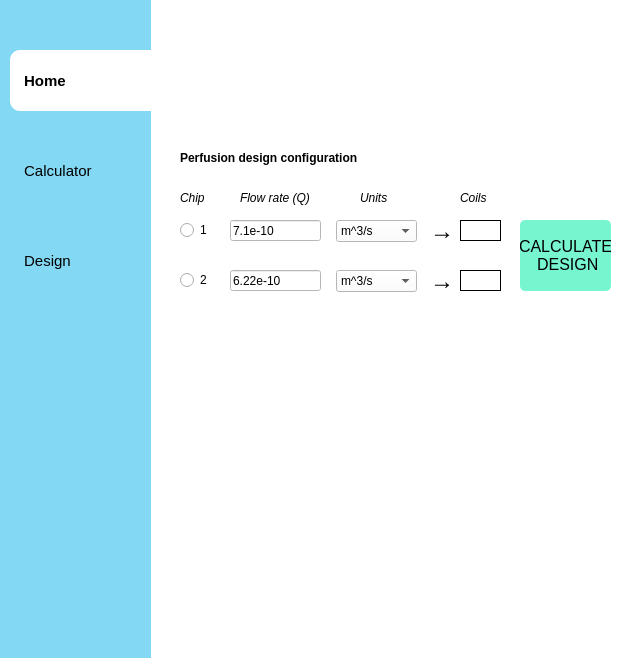
The window that appGUI.ui (JuanCamiloGS/VivoStreamGUI) describes before a commit, drawn with Qt 5.
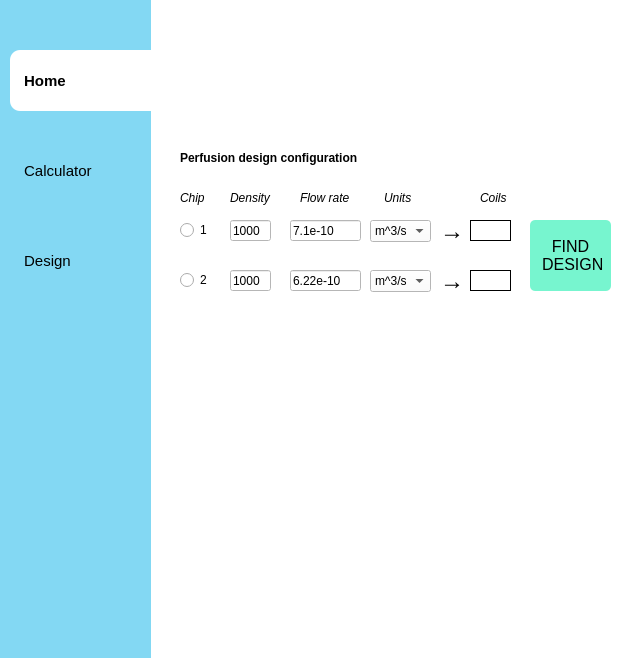
The same window after the commit. The open tabs and pages were chosen to show the change. Icons and pictures are not drawn.

Commit message: Density parameter in design and minor fixes

```diff
--- a/appGUI.ui
+++ b/appGUI.ui
@@ -767,7 +767,7 @@
      <widget class="QLabel" name="T2Output">
       <property name="geometry">
        <rect>
-        <x>290</x>
+        <x>300</x>
         <y>130</y>
         <width>41</width>
         <height>21</height>
@@ -783,7 +783,7 @@
      <widget class="QLabel" name="T1Output">
       <property name="geometry">
        <rect>
-        <x>290</x>
+        <x>300</x>
         <y>80</y>
         <width>41</width>
         <height>21</height>
@@ -855,9 +855,9 @@
      <widget class="QLineEdit" name="lineEditChip1">
       <property name="geometry">
        <rect>
-        <x>60</x>
+        <x>120</x>
         <y>80</y>
-        <width>91</width>
+        <width>71</width>
         <height>21</height>
        </rect>
       </property>
@@ -868,9 +868,9 @@
      <widget class="QLineEdit" name="lineEditChip2">
       <property name="geometry">
        <rect>
-        <x>60</x>
+        <x>120</x>
         <y>130</y>
-        <width>91</width>
+        <width>71</width>
         <height>21</height>
        </rect>
       </property>
@@ -881,9 +881,9 @@
      <widget class="QPushButton" name="pushButtonDesign">
       <property name="geometry">
        <rect>
-        <x>350</x>
+        <x>360</x>
         <y>80</y>
-        <width>91</width>
+        <width>81</width>
         <height>71</height>
        </rect>
       </property>
@@ -896,7 +896,7 @@
        <enum>Qt::LeftToRight</enum>
       </property>
       <property name="text">
-       <string>CALCULATE 
+       <string>FIND 
  DESIGN</string>
       </property>
      </widget>
@@ -921,9 +921,9 @@
      <widget class="QLabel" name="label_21">
       <property name="geometry">
        <rect>
-        <x>70</x>
+        <x>130</x>
         <y>50</y>
-        <width>71</width>
+        <width>51</width>
         <height>16</height>
        </rect>
       </property>
@@ -933,15 +933,15 @@
        </font>
       </property>
       <property name="text">
-       <string>Flow rate (Q)</string>
+       <string>Flow rate</string>
       </property>
      </widget>
      <widget class="QLabel" name="label_22">
       <property name="geometry">
        <rect>
-        <x>290</x>
+        <x>310</x>
         <y>50</y>
-        <width>41</width>
+        <width>31</width>
         <height>16</height>
        </rect>
       </property>
@@ -957,7 +957,7 @@
      <widget class="QLabel" name="label_23">
       <property name="geometry">
        <rect>
-        <x>260</x>
+        <x>270</x>
         <y>80</y>
         <width>21</width>
         <height>21</height>
@@ -975,7 +975,7 @@
      <widget class="QLabel" name="label_24">
       <property name="geometry">
        <rect>
-        <x>260</x>
+        <x>270</x>
         <y>130</y>
         <width>21</width>
         <height>21</height>
@@ -993,9 +993,9 @@
      <widget class="QComboBox" name="comboBoxChip1">
       <property name="geometry">
        <rect>
-        <x>166</x>
+        <x>200</x>
         <y>80</y>
-        <width>81</width>
+        <width>61</width>
         <height>22</height>
        </rect>
       </property>
@@ -1013,9 +1013,9 @@
      <widget class="QComboBox" name="comboBoxChip2">
       <property name="geometry">
        <rect>
-        <x>166</x>
+        <x>200</x>
         <y>130</y>
-        <width>81</width>
+        <width>61</width>
         <height>22</height>
        </rect>
       </property>
@@ -1033,7 +1033,7 @@
      <widget class="QLabel" name="label_25">
       <property name="geometry">
        <rect>
-        <x>190</x>
+        <x>214</x>
         <y>50</y>
         <width>41</width>
         <height>16</height>
@@ -1048,6 +1048,53 @@
        <string>Units</string>
       </property>
      </widget>
+     <widget class="QLineEdit" name="lineEditMedium2">
+      <property name="geometry">
+       <rect>
+        <x>60</x>
+        <y>130</y>
+        <width>41</width>
+        <height>21</height>
+       </rect>
+      </property>
+      <property name="text">
+       <string>1000</string>
+      </property>
+     </widget>
+     <widget class="QLineEdit" name="lineEditMedium1">
+      <property name="geometry">
+       <rect>
+        <x>60</x>
+        <y>80</y>
+        <width>41</width>
+        <height>21</height>
+       </rect>
+      </property>
+      <property name="text">
+       <string>1000</string>
+      </property>
+      <property name="readOnly">
+       <bool>false</bool>
+      </property>
+     </widget>
+     <widget class="QLabel" name="label_12">
+      <property name="geometry">
+       <rect>
+        <x>60</x>
+        <y>50</y>
+        <width>41</width>
+        <height>16</height>
+       </rect>
+      </property>
+      <property name="font">
+       <font>
+        <italic>true</italic>
+       </font>
+      </property>
+      <property name="text">
+       <string>Density</string>
+      </property>
+     </widget>
     </widget>
    </widget>
    <widget class="QLabel" name="label_15">
```
The commit also changes 3 other files.
